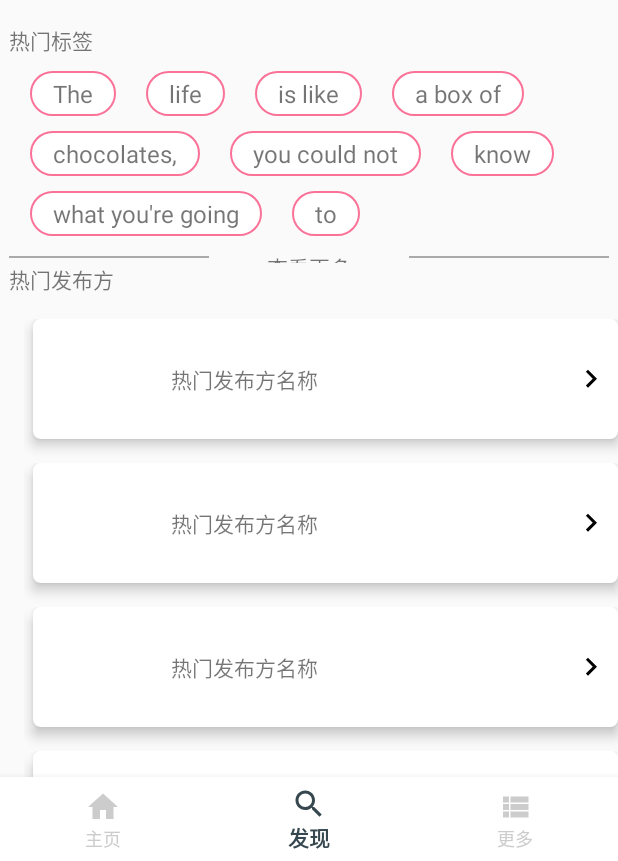
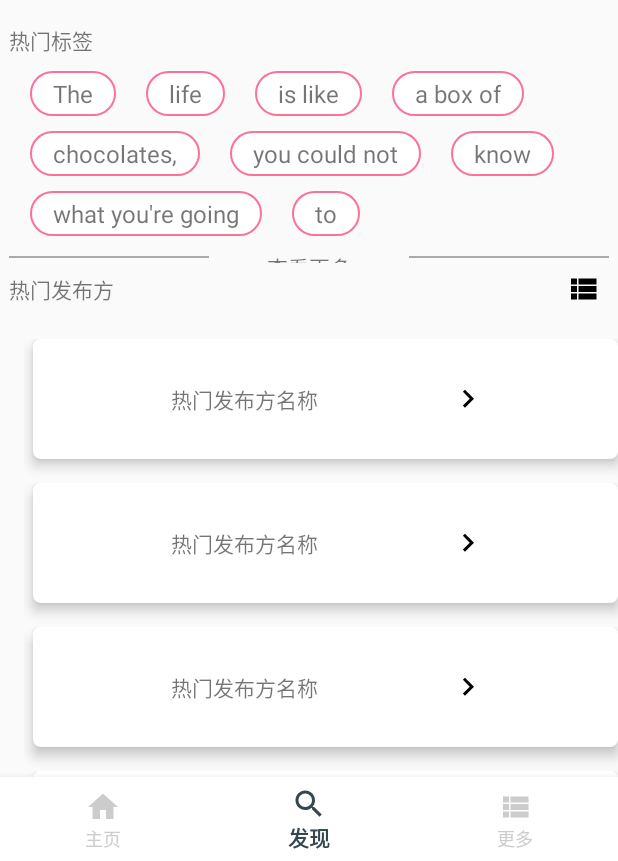
Before and after one commit to Looking-glass-Insects/Looking-glass-Insects, an Android app: the screen it shows after launch (MainActivity), item 2 of the bottom bar chosen, on a phone screen of 412 x 824 dp, the part 375-1236 px from its top. Run offline under Robolectric (Android 15) with nearby library versions, the phone set to English and light mode, and no system bars; our stand-ins replace ButterKnife; libraries missing offline, so code that uses them is left out: com.google.zxing.integration, com.mikepenz.materialdrawer, com.youth.banner, jp.wasabeef.glide; plain views replace Banner; pictures from the network do not load; 8 statements that could not run were skipped.

Commit message:
2017.1.20

```diff
--- a/app/src/main/java/com/example/heyong/eeyeswindow/UI/Fragment/FindFragment.java
+++ b/app/src/main/java/com/example/heyong/eeyeswindow/UI/Fragment/FindFragment.java
@@ -6,6 +6,7 @@ import android.os.Bundle;
 import android.support.v4.app.Fragment;
 import android.support.v4.widget.NestedScrollView;
 import android.support.v7.widget.DefaultItemAnimator;
+import android.support.v7.widget.GridLayoutManager;
 import android.support.v7.widget.LinearLayoutManager;
 import android.support.v7.widget.RecyclerView;
 import android.util.Log;
@@ -14,6 +15,7 @@ import android.view.Gravity;
 import android.view.LayoutInflater;
 import android.view.View;
 import android.view.ViewGroup;
+import android.widget.ImageView;
 import android.widget.LinearLayout;
 import android.widget.TextView;
 
@@ -28,6 +30,7 @@ import java.util.List;
 
 import butterknife.BindView;
 import butterknife.ButterKnife;
+import butterknife.OnClick;
 
 import static android.view.ViewGroup.LayoutParams.WRAP_CONTENT;
 import static com.example.heyong.eeyeswindow.Tools.PxToDp.dip2px;
@@ -51,6 +54,9 @@ public class FindFragment extends Fragment {
 
     @BindView(R.id.search_root)
     NestedScrollView root;
+
+    @BindView(R.id.iv_change_layout)
+    ImageView ivChangeLayout;
 
 
     @Override
@@ -76,8 +82,22 @@ public class FindFragment extends Fragment {
          */
         flowlayout.setFocusableInTouchMode(true);
         flowlayout.requestFocus();
-        Log.i(TAG,"onResume");
+        Log.i(TAG, "onResume");
         super.onResume();
+    }
+
+    private int i = 0;
+    private int[] img_id = {R.drawable.ic_view_list_black_24dp,R.drawable.ic_view_module_black_24dp};
+    private RecyclerView.LayoutManager[] managers = {
+            new LinearLayoutManager(getContext()),
+            new GridLayoutManager(getContext(),2)
+    };
+    @OnClick(R.id.iv_change_layout)
+    public void onClick() {
+        i++;
+        ivChangeLayout.setImageResource(img_id[i%2]);
+        publisherManager.changeLayoutManager(managers[i%2]);
+
     }
 
     class FlowLayoutManager {
@@ -195,6 +215,9 @@ public class FindFragment extends Fragment {
             rcSearchContainer.setNestedScrollingEnabled(false);
         }
 
+        public void changeLayoutManager(RecyclerView.LayoutManager manager){
+            rcSearchContainer.setLayoutManager(manager);
+        }
 
     }
 }
--- /dev/null
+++ b/app/src/main/res/drawable/ic_view_module_black_24dp.xml
@@ -0,0 +1,9 @@
+<vector xmlns:android="http://schemas.android.com/apk/res/android"
+        android:width="24dp"
+        android:height="24dp"
+        android:viewportWidth="24.0"
+        android:viewportHeight="24.0">
+    <path
+        android:fillColor="#FF000000"
+        android:pathData="M4,11h5L9,5L4,5v6zM4,18h5v-6L4,12v6zM10,18h5v-6h-5v6zM16,18h5v-6h-5v6zM10,11h5L15,5h-5v6zM16,5v6h5L21,5h-5z"/>
+</vector>
--- a/app/src/main/res/layout/fragment_search.xml
+++ b/app/src/main/res/layout/fragment_search.xml
@@ -32,11 +32,29 @@
                 </com.example.heyong.eeyeswindow.UI.CustomView.FlowLayout>
             </android.support.v4.widget.NestedScrollView>
             <include layout="@layout/cut_line_flow" />
-            <TextView
-                android:layout_marginLeft="@dimen/activity_horizontal_margin"
+
+            <RelativeLayout
                 android:layout_width="match_parent"
                 android:layout_height="wrap_content"
-                android:text="@string/hot_service"/>
+                android:orientation="horizontal">
+                <TextView
+                    android:layout_centerVertical="true"
+                    android:layout_marginLeft="@dimen/activity_horizontal_margin"
+                    android:layout_width="wrap_content"
+                    android:layout_height="wrap_content"
+                    android:text="@string/hot_service"/>
+
+                <ImageView
+                    android:padding="@dimen/activity_min_vertical_margin"
+                    android:id="@+id/iv_change_layout"
+                    android:background="?android:attr/selectableItemBackground"
+                    android:src="@drawable/ic_view_list_black_24dp"
+                    android:layout_alignParentRight="true"
+                    android:layout_width="wrap_content"
+                    android:layout_height="wrap_content"
+                    android:layout_marginRight="@dimen/activity_horizontal_margin"/>
+            </RelativeLayout>
+
             <android.support.v7.widget.RecyclerView
                 android:id="@+id/rc_search_container"
                 android:layout_marginTop="@dimen/activity_vertical_margin"
--- a/app/src/main/res/layout/item_fragment_search_hot.xml
+++ b/app/src/main/res/layout/item_fragment_search_hot.xml
@@ -34,6 +34,7 @@
                 android:text="@string/hot_name"
                 android:layout_centerVertical="true"/>
             <ImageView
+                android:layout_toRightOf="@id/tv_name"
                 android:layout_centerVertical="true"
                 android:layout_margin="@dimen/activity_horizontal_margin"
                 android:layout_alignParentRight="true"
```
